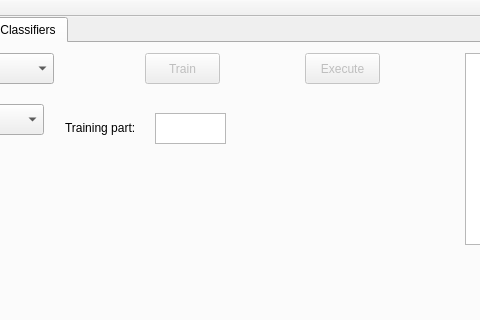
Qt form SMPD/mainwindow.ui (Jack53416/SMPD) before a commit; both pictures show x 247 to 727 and y 0 to 320 of the 991 by 540 pixel window.
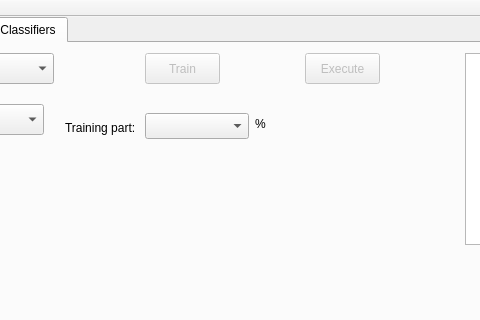
The same form after that commit.

Diff of the .ui file:
```diff
--- a/SMPD/mainwindow.ui
+++ b/SMPD/mainwindow.ui
@@ -274,19 +274,6 @@
        <bool>false</bool>
       </property>
      </widget>
-     <widget class="QPlainTextEdit" name="CplainTextEditTrainingPart">
-      <property name="geometry">
-       <rect>
-        <x>390</x>
-        <y>70</y>
-        <width>71</width>
-        <height>31</height>
-       </rect>
-      </property>
-      <property name="readOnly">
-       <bool>true</bool>
-      </property>
-     </widget>
      <widget class="QPushButton" name="CpushButtonExecute">
       <property name="enabled">
        <bool>false</bool>
@@ -326,6 +313,29 @@
        </rect>
       </property>
      </widget>
+     <widget class="QComboBox" name="comboBoxTrainingPart">
+      <property name="geometry">
+       <rect>
+        <x>380</x>
+        <y>70</y>
+        <width>104</width>
+        <height>26</height>
+       </rect>
+      </property>
+     </widget>
+     <widget class="QLabel" name="label_2">
+      <property name="geometry">
+       <rect>
+        <x>490</x>
+        <y>70</y>
+        <width>81</width>
+        <height>21</height>
+       </rect>
+      </property>
+      <property name="text">
+       <string>%</string>
+      </property>
+     </widget>
     </widget>
    </widget>
   </widget>
```
Left out of the diff: 2 changed lines with no effect on the pictures.
